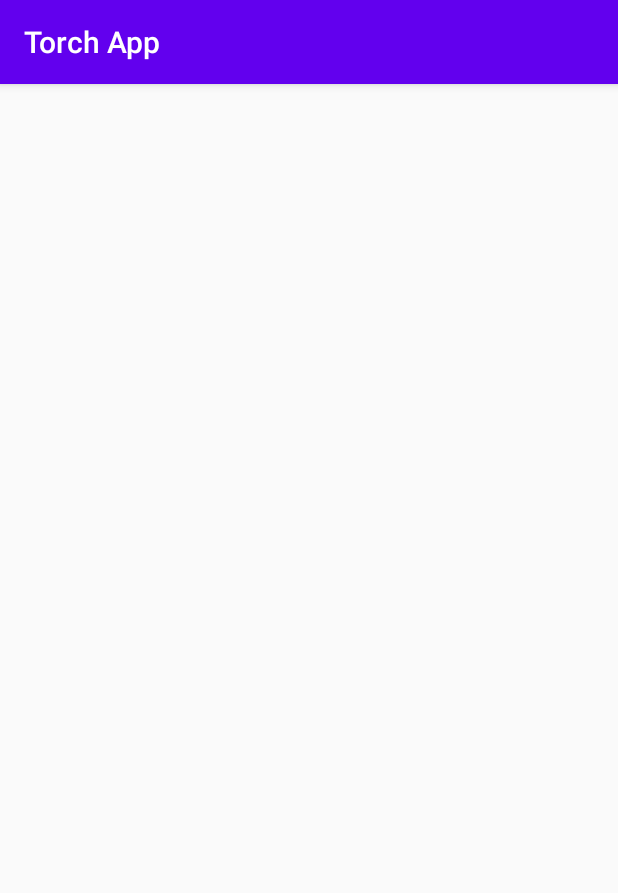
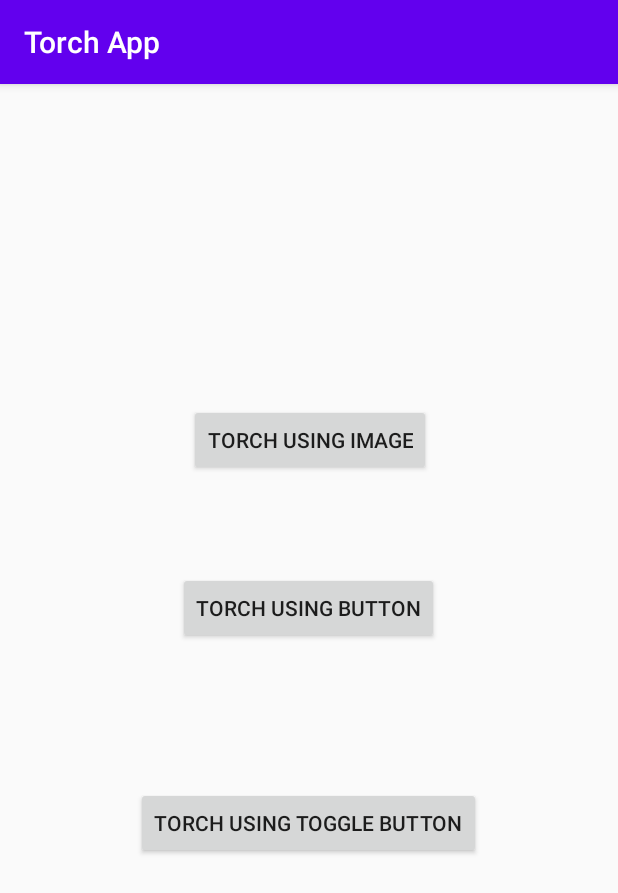
Before and after one commit to KumarSanskar/Torch_App, an Android app: the screen it shows after launch (MainActivity), on a phone screen of 412 x 824 dp. Shown: the top 893 px of the screen. Run offline under Robolectric (Android 15) with nearby library versions, the phone set to English and light mode, and no system bars.

Commit message:
added three buttons and edited the text attribute

```diff
--- a/app/src/main/res/layout/activity_main.xml
+++ b/app/src/main/res/layout/activity_main.xml
@@ -4,4 +4,36 @@
     xmlns:tools="http://schemas.android.com/tools"
     android:layout_width="match_parent"
     android:layout_height="match_parent"
-    tools:context=".MainActivity"/>
+    tools:context=".MainActivity">
+
+    <Button
+        android:id="@+id/button"
+        android:layout_width="wrap_content"
+        android:layout_height="wrap_content"
+        android:layout_alignParentStart="true"
+        android:layout_alignParentLeft="true"
+        android:layout_alignParentTop="true"
+        android:layout_centerHorizontal="true"
+        android:layout_marginStart="126dp"
+        android:layout_marginLeft="126dp"
+        android:layout_marginTop="213dp"
+        android:text="Torch using Image" />
+
+    <Button
+        android:id="@+id/button2"
+        android:layout_width="wrap_content"
+        android:layout_height="wrap_content"
+        android:layout_alignParentTop="true"
+        android:layout_centerHorizontal="true"
+        android:layout_marginTop="325dp"
+        android:text="Torch Using Button" />
+
+    <Button
+        android:id="@+id/button3"
+        android:layout_width="wrap_content"
+        android:layout_height="wrap_content"
+        android:layout_alignParentBottom="true"
+        android:layout_centerHorizontal="true"
+        android:layout_marginBottom="251dp"
+        android:text="Torch using Toggle Button" />
+</RelativeLayout>
```
